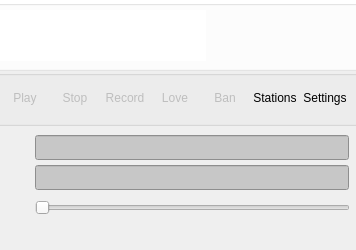
Above: ui/lastcast_main.ui from gumuz/lastcast before the change. Below: the same form after it.
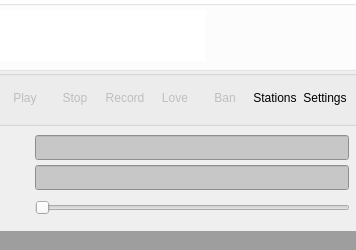
That is the form after the change. Icons and pictures are not drawn.

Diff of the .ui file:
```diff
--- a/ui/lastcast_main.ui
+++ b/ui/lastcast_main.ui
@@ -417,6 +417,13 @@
    </widget>
   </widget>
   <widget class="QStatusBar" name="statusBar" >
+   <property name="autoFillBackground" >
+    <bool>false</bool>
+   </property>
+   <property name="styleSheet" >
+    <string notr="true" >background-color: rgb(158, 158, 158);
+color: rgb(230, 230, 230);</string>
+   </property>
    <property name="sizeGripEnabled" >
     <bool>false</bool>
    </property>
```
